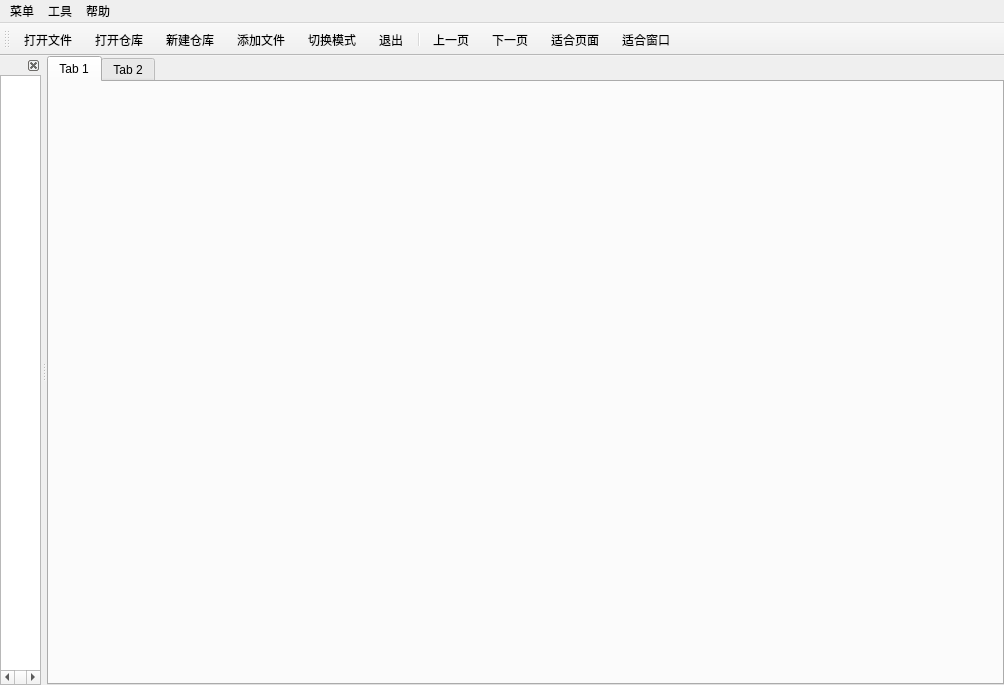
Before: the Qt Designer form MyPDF/mainwindow.ui in Godones/QT-Application, drawn with Qt 5.
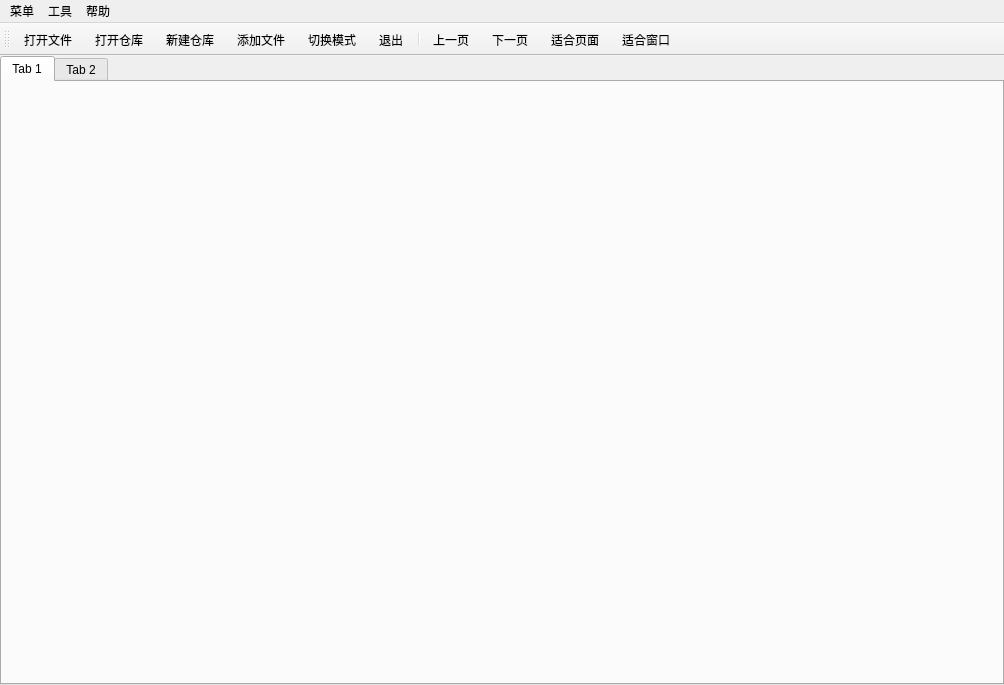
After: the same form once the commit is applied. Icons and pictures are not drawn.

```diff
--- a/MyPDF/mainwindow.ui
+++ b/MyPDF/mainwindow.ui
@@ -124,54 +124,6 @@
    <addaction name="fitaction"/>
    <addaction name="fitwindowsaction"/>
   </widget>
-  <widget class="QDockWidget" name="dockWidget_2">
-   <property name="features">
-    <set>QDockWidget::DockWidgetClosable</set>
-   </property>
-   <property name="allowedAreas">
-    <set>Qt::LeftDockWidgetArea</set>
-   </property>
-   <attribute name="dockWidgetArea">
-    <number>1</number>
-   </attribute>
-   <widget class="QWidget" name="dockWidgetContents_2">
-    <layout class="QHBoxLayout" name="horizontalLayout_2">
-     <property name="spacing">
-      <number>0</number>
-     </property>
-     <property name="leftMargin">
-      <number>0</number>
-     </property>
-     <property name="topMargin">
-      <number>0</number>
-     </property>
-     <property name="rightMargin">
-      <number>0</number>
-     </property>
-     <property name="bottomMargin">
-      <number>0</number>
-     </property>
-     <item>
-      <widget class="QTreeWidget" name="treeWidget">
-       <property name="sizePolicy">
-        <sizepolicy hsizetype="Ignored" vsizetype="Ignored">
-         <horstretch>0</horstretch>
-         <verstretch>0</verstretch>
-        </sizepolicy>
-       </property>
-       <attribute name="headerVisible">
-        <bool>false</bool>
-       </attribute>
-       <column>
-        <property name="text">
-         <string notr="true">1</string>
-        </property>
-       </column>
-      </widget>
-     </item>
-    </layout>
-   </widget>
-  </widget>
   <action name="openfileaction">
    <property name="icon">
     <iconset resource="icons.qrc">
```
Left out of the diff: 12 changed lines with no effect on the pictures.
